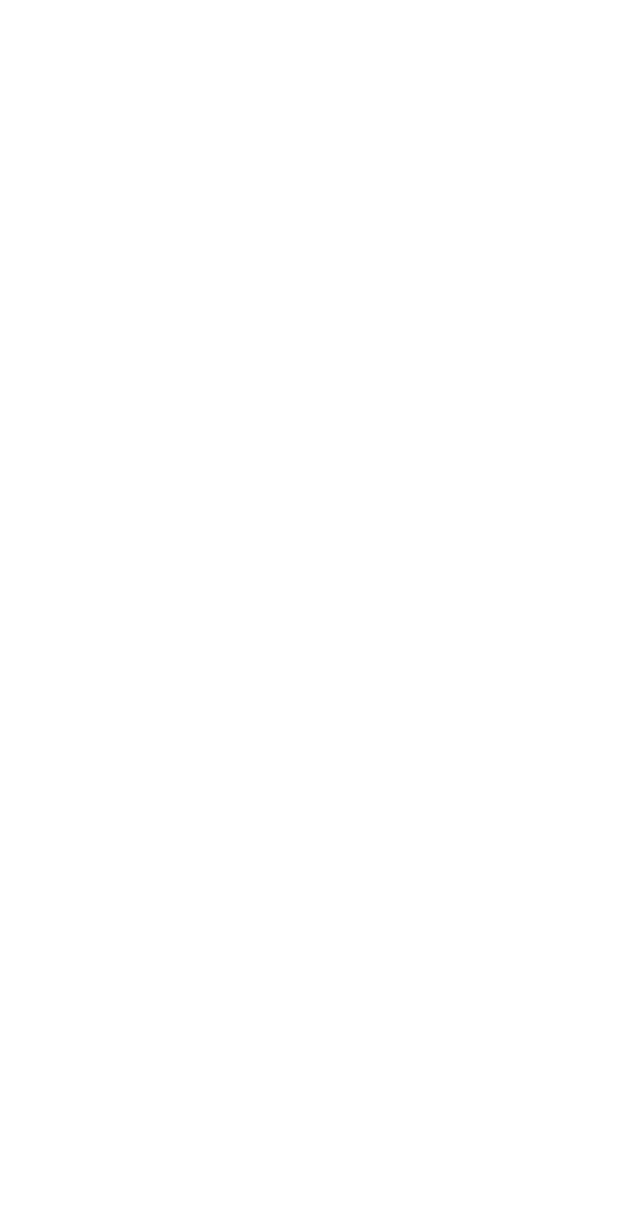
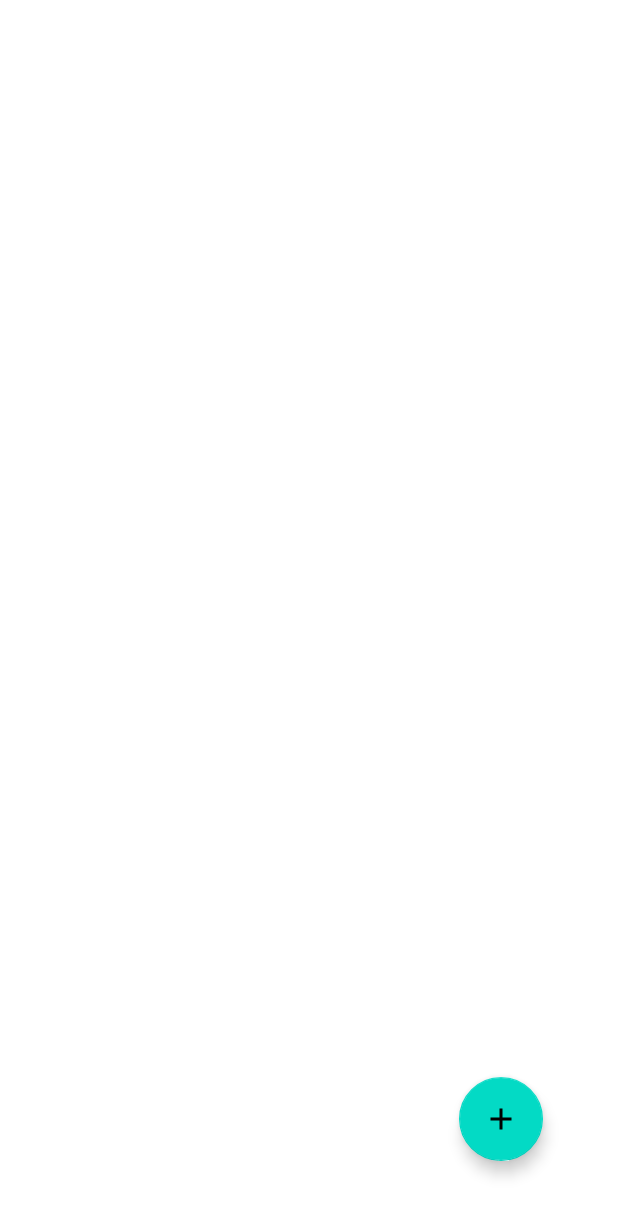
Before and after one commit to Johannnix/Prakerin-Android-1, an Android app: the MemberList screen opened directly, with no data from a screen before it, on a phone screen of 412 x 824 dp. Before the commit the part shown is empty. Shown: the top 1216 px of the screen. Run offline under Robolectric (Android 15) with nearby library versions, the phone set to English and light mode, and no system bars.

Commit message:
Menambahkan Tampilan Add Button

```diff
--- /dev/null
+++ b/app/src/main/res/drawable/ic_baseline_add_24.xml
@@ -0,0 +1,10 @@
+<vector xmlns:android="http://schemas.android.com/apk/res/android"
+    android:width="24dp"
+    android:height="24dp"
+    android:viewportWidth="24"
+    android:viewportHeight="24"
+    android:tint="?attr/colorControlNormal">
+  <path
+      android:fillColor="@android:color/white"
+      android:pathData="M19,13h-6v6h-2v-6H5v-2h6V5h2v6h6v2z"/>
+</vector>
--- a/app/src/main/res/layout/activity_member_list.xml
+++ b/app/src/main/res/layout/activity_member_list.xml
@@ -6,4 +6,16 @@
     android:layout_height="match_parent"
     tools:context=".MemberList">
 
+    <com.google.android.material.floatingactionbutton.FloatingActionButton
+        android:id="@+id/floatingActionButton"
+        android:layout_width="wrap_content"
+        android:layout_height="wrap_content"
+        android:layout_marginEnd="50dp"
+        android:layout_marginRight="50dp"
+        android:layout_marginBottom="50dp"
+        android:clickable="true"
+        app:layout_constraintBottom_toBottomOf="parent"
+        app:layout_constraintEnd_toEndOf="parent"
+        app:srcCompat="@drawable/ic_baseline_add_24"
+        tools:ignore="MissingConstraints,VectorDrawableCompat" />
 </androidx.constraintlayout.widget.ConstraintLayout>
```
